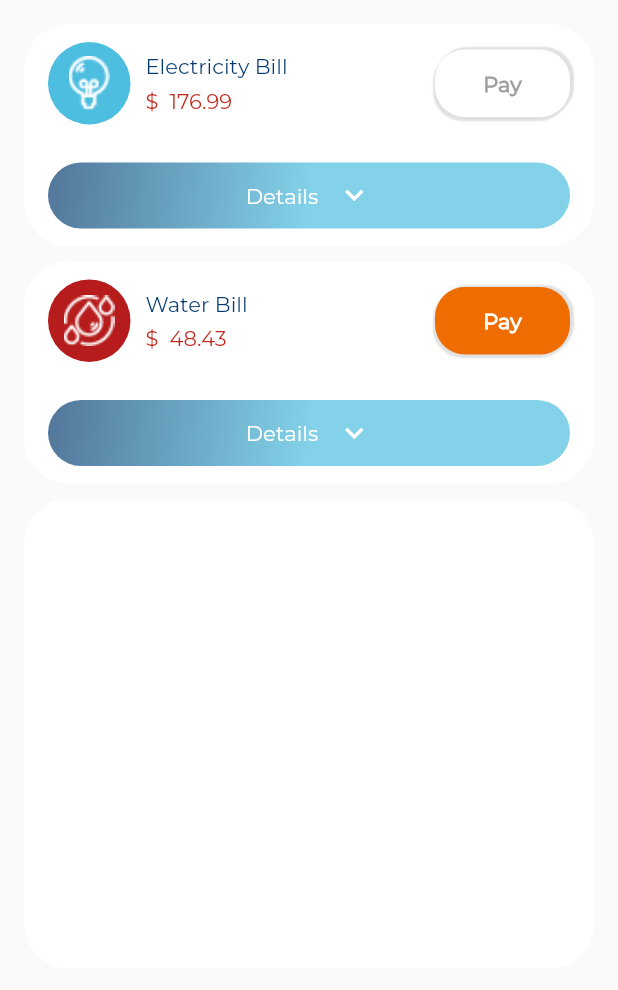
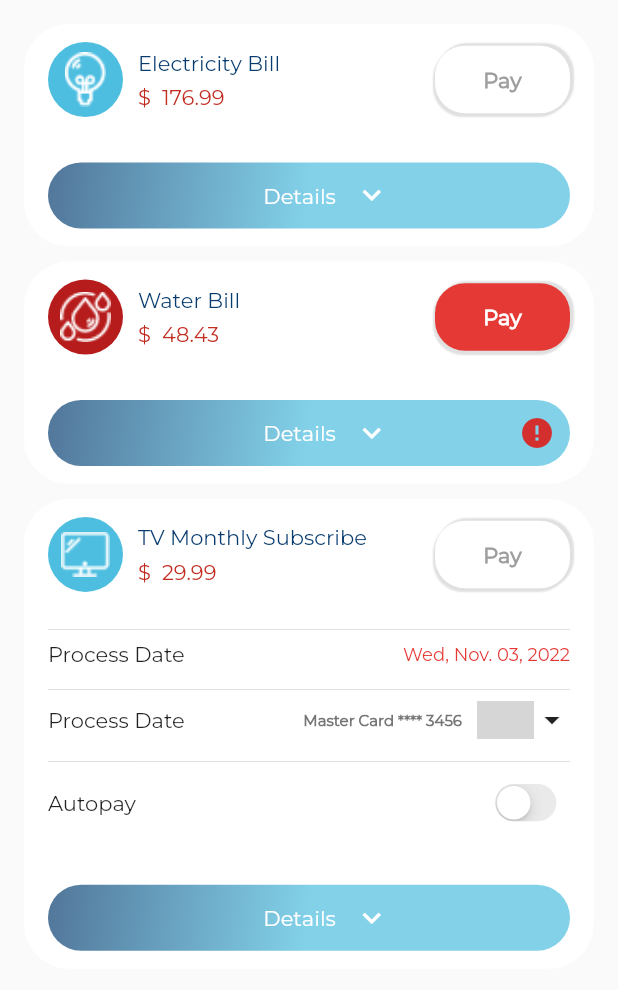
Before and after one commit to irisktaker/bank_of_america_ui, a Flutter app: the PendingScreen widget shown alone on an empty page, opened directly, on a phone screen of 412 x 824 dp. Shown: the top 990 px of the screen. Run offline on Flutter 3.47's test engine with Material 2 defaults, Android fonts, the phone set to English and light mode, and no system bars; our stand-ins replace flutter_secure_storage, form_field_validator; accounts and stored records are empty; project files that could hold a hidden picture were left out; grey boxes are pictures that could not be loaded.

Commit message:
utility bills

```diff
--- a/lib/screens/utility_bills/pending_screen.dart
+++ b/lib/screens/utility_bills/pending_screen.dart
@@ -1,9 +1,16 @@
 import 'package:bank_of_america_ui/widgets/button/custom_main_btn.dart';
+import 'package:flutter/cupertino.dart';
 import 'package:flutter/material.dart';
 
-class PendingScreen extends StatelessWidget {
+class PendingScreen extends StatefulWidget {
   const PendingScreen({Key? key}) : super(key: key);
 
+  @override
+  State<PendingScreen> createState() => _PendingScreenState();
+}
+
+class _PendingScreenState extends State<PendingScreen> {
+  bool isSwitched = false;
   @override
   Widget build(BuildContext context) {
     Size size = MediaQuery.of(context).size;
@@ -14,6 +21,7 @@ class PendingScreen extends StatelessWidget {
         children: [
           containerBox(
             size,
+            height: size.height * 0.18,
             icon: "assets/icons/electricity_bill.png",
             bgIconColor: const Color(0xFF4DBEE0),
             title: "Electricity Bill",
@@ -24,24 +32,107 @@ class PendingScreen extends StatelessWidget {
           const SizedBox(height: 10),
           containerBox(
             size,
+            height: size.height * 0.18,
             icon: "assets/icons/water_bill.png",
             bgIconColor: Colors.red[900]!,
             title: "Water Bill",
             amount: "\$ \t48.43",
             btnTextColor: Colors.white,
-            btnColor: Colors.orange[800]!,
+            btnColor: Colors.red[600]!,
+            notificationIcon: Icons.error,
           ),
           const SizedBox(height: 10),
-          Container(
-            width: size.width,
+          containerBox(
+            size,
             height: size.height * 0.38,
-            decoration: BoxDecoration(
-              color: Colors.white,
-              borderRadius: BorderRadius.circular(30),
+            icon: "assets/icons/tv.png",
+            bgIconColor: const Color(0xFF4DBEE0),
+            title: "TV Monthly Subscribe",
+            amount: "\$ \t29.99",
+            btnTextColor: Colors.grey,
+            btnColor: Colors.white,
+            child: Column(
+              children: [
+                const SizedBox(height: 10),
+                monthlySubscriptionsInformation(
+                  title: "Process Date",
+                  child: Text(
+                    "Wed, Nov. 03, 2022",
+                    style: TextStyle(
+                      color: Colors.red[600]!,
+                      fontSize: 12,
+                    ),
+                  ),
+                ),
+                monthlySubscriptionsInformation(
+                  title: "Process Date",
+                  child: Row(
+                    children: [
+                      Text(
+                        "Master Card **** 3456",
+                        style: TextStyle(
+                          color: Colors.grey[600]!,
+                          fontSize: 10,
+                          fontWeight: FontWeight.bold,
+                        ),
+                      ),
+                      const SizedBox(width: 10),
+                      Container(
+                        width: 38,
+                        height: 25,
+                        decoration: BoxDecoration(
+                          color: Colors.grey.shade300,
+                          image: const DecorationImage(
+                            image: AssetImage(
+                              "assets/images/mastercard-26135.png",
+                            ),
+                            alignment: Alignment.topRight,
+                            scale: 40,
+                          ),
+                        ),
+                      ),
+                      const Icon(Icons.arrow_drop_down),
+                    ],
+                  ),
+                ),
+                monthlySubscriptionsInformation(
+                  title: "Autopay",
+                  child: Transform.scale(
+                    scale: 0.8,
+                    child: CupertinoSwitch(
+                      value: isSwitched,
+                      onChanged: (value) {
+                        setState(() {
+                          isSwitched = value;
+                        });
+                      },
+                    ),
+                  ),
+                ),
+              ],
             ),
           ),
         ],
       ),
+    );
+  }
+
+  Column monthlySubscriptionsInformation({
+    required title,
+    required Widget child,
+  }) {
+    return Column(
+      children: [
+        const SizedBox(height: 7),
+        const Divider(),
+        Row(
+          mainAxisAlignment: MainAxisAlignment.spaceBetween,
+          children: [
+            Text(title),
+            child,
+          ],
+        ),
+      ],
     );
   }
 
@@ -53,10 +144,13 @@ class PendingScreen extends StatelessWidget {
     required String amount,
     required Color btnTextColor,
     required Color btnColor,
+    Widget? child,
+    required double height,
+    IconData? notificationIcon,
   }) {
     return Container(
       width: size.width,
-      height: size.height * 0.18,
+      height: height,
       padding: const EdgeInsets.symmetric(horizontal: 16, vertical: 12),
       decoration: BoxDecoration(
         color: Colors.white,
@@ -67,8 +161,8 @@ class PendingScreen extends StatelessWidget {
           Row(
             children: [
               Container(
-                width: 55,
-                height: 55,
+                width: 50,
+                height: 50,
                 decoration: BoxDecoration(
                   color: bgIconColor,
                   borderRadius: BorderRadius.circular(35),
@@ -134,23 +228,32 @@ class PendingScreen extends StatelessWidget {
               ),
             ],
           ),
+          SizedBox(
+            child: child,
+          ),
           Expanded(child: Container()),
           CustomMainBtn(
             onTap: () {},
             widget: Row(
-              mainAxisAlignment: MainAxisAlignment.center,
-              children: const [
-                Text(
+              children: [
+                const Spacer(flex: 5),
+                const Text(
                   "Details",
                   style: TextStyle(
                     color: Colors.white,
                   ),
                 ),
-                SizedBox(width: 12),
-                Icon(
+                const SizedBox(width: 12),
+                const Icon(
                   Icons.keyboard_arrow_down_outlined,
                   color: Colors.white,
                 ),
+                const Spacer(flex: 3),
+                Icon(
+                  notificationIcon,
+                  color: Colors.red[700],
+                ),
+                const SizedBox(width: 10)
               ],
             ),
           ),
```
